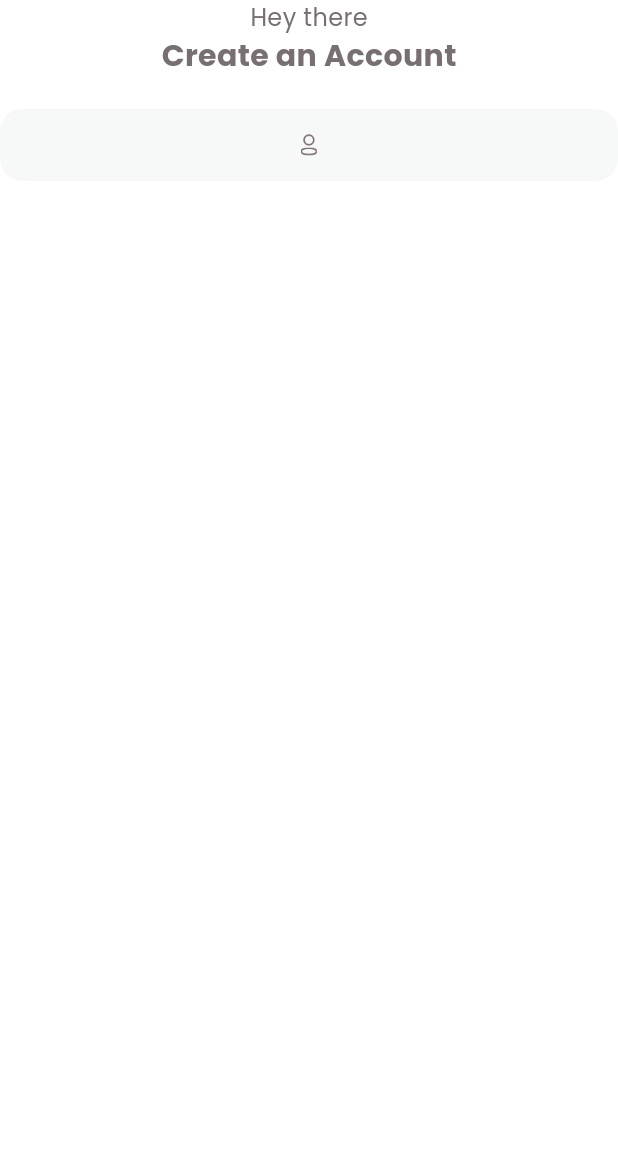
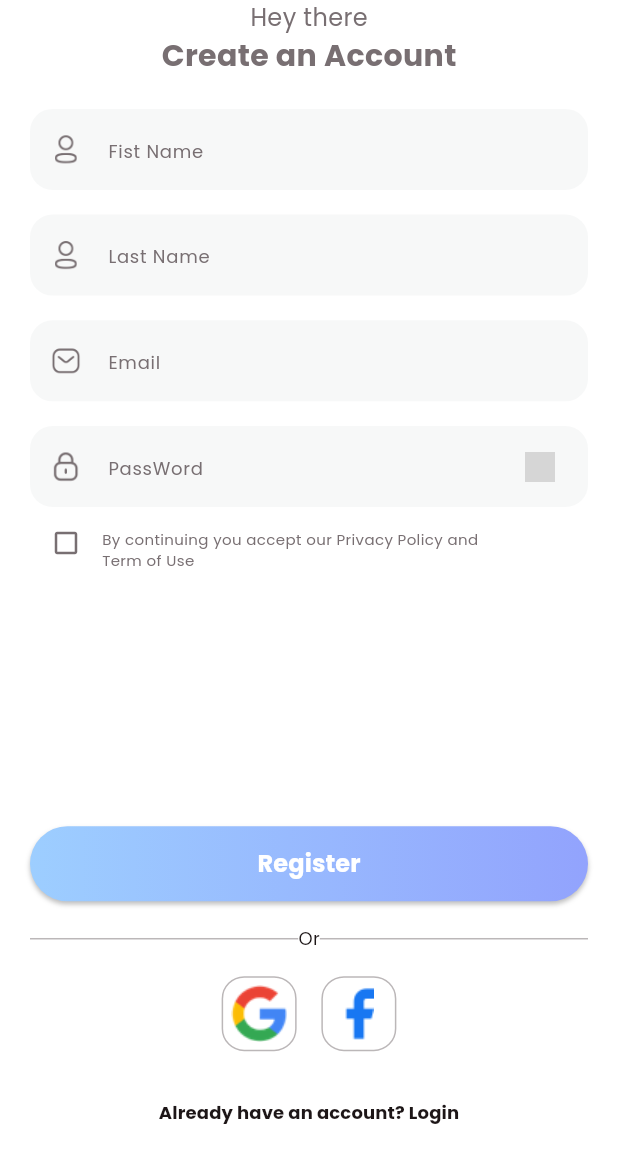
Before and after one commit to quanglp0310/Fitness, a Flutter app: the SignUpView screen opened directly, on a phone screen of 412 x 824 dp. Shown: the top 1163 px of the screen. Run offline on Flutter 3.47's test engine with Material 3 defaults, Android fonts, the phone set to English and light mode, and no system bars; grey boxes are pictures that could not be loaded.

Commit message:
update signup

```diff
--- a/lib/common_widget/round_button.dart
+++ b/lib/common_widget/round_button.dart
@@ -11,7 +11,7 @@ class RoundButton extends StatelessWidget {
   const RoundButton({
     super.key,
     required this.title,
-    this.type = RoundButtonType.textGradient,
+    this.type = RoundButtonType.bgGradient,
     required this.onPressed,
   });
 
--- /dev/null
+++ b/lib/common_widget/round_textfield.dart
@@ -0,0 +1,61 @@
+import 'package:fitness/common/colo_extension.dart';
+import 'package:flutter/material.dart';
+
+class RoundTextfield extends StatelessWidget {
+  final TextEditingController? controller;
+  final TextInputType? keyboardType;
+  final hintText;
+  final String icon;
+  final Widget? rightIcon;
+  final EdgeInsets? margin;
+  final bool obscureText;
+  const RoundTextfield({
+    super.key,
+    required this.hintText,
+    required this.icon,
+    this.controller,
+    this.margin,
+    this.keyboardType,
+    this.obscureText = false,
+    this.rightIcon,
+  });
+
+  @override
+  Widget build(BuildContext context) {
+    return Container(
+      margin: margin,
+      decoration: BoxDecoration(
+        color: TColor.lightGray,
+        borderRadius: BorderRadius.circular(15),
+      ),
+      child: TextField(
+        controller: controller,
+        keyboardType: TextInputType.none,
+        obscureText: obscureText,
+        decoration: InputDecoration(
+          contentPadding: const EdgeInsets.symmetric(
+            vertical: 15,
+            horizontal: 15,
+          ),
+          enabledBorder: InputBorder.none,
+          focusedBorder: InputBorder.none,
+          hintText: hintText,
+          suffixIcon: rightIcon,
+          prefixIcon: Container(
+            alignment: Alignment.center,
+            width: 20,
+            height: 20,
+            child: Image.asset(
+              icon,
+              width: 20,
+              height: 20,
+              fit: BoxFit.contain,
+              color: TColor.gray,
+            ),
+          ),
+          hintStyle: TextStyle(color: TColor.gray, fontSize: 12),
+        ),
+      ),
+    );
+  }
+}
--- a/lib/main.dart
+++ b/lib/main.dart
@@ -1,4 +1,5 @@
 import 'package:fitness/common/colo_extension.dart';
+import 'package:fitness/view/login/signup_view.dart';
 import 'package:fitness/view/on_boarding/on_boarding_view.dart';
 import 'package:fitness/view/on_boarding/started_view.dart';
 import 'package:flutter/material.dart';
@@ -20,7 +21,7 @@ class MyApp extends StatelessWidget {
         primaryColor: TColor.primaryColor1,
         fontFamily: "Poppins",
       ),
-      home: const StartedView(),
+      home: const SignUpView(),
     );
   }
 }
--- a/lib/view/login/signup_view.dart
+++ b/lib/view/login/signup_view.dart
@@ -1,4 +1,6 @@
 import 'package:fitness/common/colo_extension.dart';
+import 'package:fitness/common_widget/round_button.dart';
+import 'package:fitness/common_widget/round_textfield.dart';
 import 'package:flutter/material.dart';
 
 class SignUpView extends StatefulWidget {
@@ -9,12 +11,15 @@ class SignUpView extends StatefulWidget {
 }
 
 class _SignUpViewState extends State<SignUpView> {
+  bool isCheck = false;
   @override
   Widget build(BuildContext context) {
     var media = MediaQuery.of(context).size;
     return Scaffold(
       backgroundColor: TColor.white,
       body: SingleChildScrollView(
+        child: Padding(
+          padding: const EdgeInsets.symmetric(horizontal: 20),
           child: Column(
             crossAxisAlignment: CrossAxisAlignment.center,
             children: [
@@ -31,35 +36,153 @@ class _SignUpViewState extends State<SignUpView> {
                 ),
               ),
               SizedBox(height: media.width * 0.05),
-            Container(
-              decoration: BoxDecoration(
-                color: TColor.lightGray,
-                borderRadius: BorderRadius.circular(15),
+              const RoundTextfield(
+                hintText: 'Fist Name',
+                icon: 'assets/img/user_text.png',
               ),
-              child: TextField(
-                decoration: InputDecoration(
-                  contentPadding: const EdgeInsets.symmetric(
-                    vertical: 4,
-                    horizontal: 15,
+              SizedBox(height: media.width * 0.04),
+              const RoundTextfield(
+                hintText: 'Last Name',
+                icon: 'assets/img/user_text.png',
               ),
-                  enabledBorder: InputBorder.none,
-                  focusedBorder: InputBorder.none,
-                  hintText: "Fist Name",
-                  prefixIcon: Container(
+              SizedBox(height: media.width * 0.04),
+              const RoundTextfield(
+                hintText: 'Email ',
+                icon: 'assets/img/email.png',
+                keyboardType: TextInputType.emailAddress,
+              ),
+              SizedBox(height: media.width * 0.04),
+              RoundTextfield(
+                hintText: 'PassWord',
+                icon: 'assets/img/lock.png',
+                obscureText: true,
+                rightIcon: TextButton(
+                  onPressed: () {},
+                  child: Container(
                     alignment: Alignment.center,
+                    width: 20,
+                    height: 20,
                     child: Image.asset(
-                      "assets/img/user_text.png",
-                      width: 15,
-                      height: 15,
+                      "asset/img/show_password",
+                      width: 20,
+                      height: 20,
                       fit: BoxFit.contain,
+                      color: TColor.gray,
                     ),
                   ),
-                  hintStyle: TextStyle(color: TColor.gray, fontSize: 16),
+                ),
+              ),
+              Row(
+                children: [
+                  IconButton(
+                    onPressed: () {
+                      setState(() {
+                        isCheck = !isCheck;
+                      });
+                    },
+                    icon: Icon(
+                      isCheck
+                          ? Icons.check_box_outlined
+                          : Icons.check_box_outline_blank,
+                      color: TColor.gray,
+                      size: 20,
+                    ),
+                  ),
+                  Padding(
+                    padding: const EdgeInsets.only(top: 8),
+                    child: Expanded(
+                      child: Text(
+                        "By continuing you accept our Privacy Policy and\nTerm of Use",
+                        style: TextStyle(color: TColor.gray, fontSize: 10),
                       ),
                     ),
                   ),
                 ],
               ),
+              SizedBox(height: media.width * 0.4),
+              RoundButton(title: "Register", onPressed: () {}),
+              SizedBox(height: media.width * 0.04),
+              Row(
+                children: [
+                  Expanded(
+                    child: Container(
+                      height: 1,
+                      color: TColor.gray.withOpacity(0.5),
+                    ),
+                  ),
+                  Text(
+                    "Or",
+                    style: TextStyle(color: TColor.black, fontSize: 12),
+                  ),
+                  Expanded(
+                    child: Container(
+                      height: 1,
+                      color: TColor.gray.withOpacity(0.5),
+                    ),
+                  ),
+                ],
+              ),
+              SizedBox(height: media.width * 0.04),
+              Row(
+                mainAxisAlignment: MainAxisAlignment.center,
+                children: [
+                  GestureDetector(
+                    onTap: () {},
+                    child: Container(
+                      width: 50,
+                      height: 50,
+                      alignment: Alignment.center,
+                      decoration: BoxDecoration(
+                        color: TColor.white,
+                        border: Border.all(
+                          width: 1,
+                          color: TColor.gray.withOpacity(0.5),
+                        ),
+                        borderRadius: BorderRadius.circular(15),
+                      ),
+                      child: Image.asset("assets/img/google.png"),
+                    ),
+                  ),
+                  SizedBox(width: media.width * 0.04),
+                  GestureDetector(
+                    onTap: () {},
+                    child: Container(
+                      width: 50,
+                      height: 50,
+                      alignment: Alignment.center,
+                      decoration: BoxDecoration(
+                        color: TColor.white,
+                        border: Border.all(
+                          width: 1,
+                          color: TColor.gray.withOpacity(0.5),
+                        ),
+                        borderRadius: BorderRadius.circular(15),
+                      ),
+                      child: Image.asset("assets/img/facebook.png"),
+                    ),
+                  ),
+                ],
+              ),
+              SizedBox(height: media.width * 0.04),
+              TextButton(
+                onPressed: () {},
+                child: Row(
+                  mainAxisSize: MainAxisSize.min, // Chiếm đúng nội dung
+                  children: [
+                    Text(
+                      "Already have an account? Login",
+                      style: TextStyle(
+                        color: TColor.black,
+                        fontSize: 12,
+                        fontWeight: FontWeight.w700,
+                      ),
+                    ),
+                  ],
+                ),
+              ),
+            ],
+          ),
+        ),
       ),
     );
   }
```
Also changed, not shown: assets/img/facebook.png (added), assets/img/google.png (added), assets/img/show_password.png (added). Lines whose indentation alone changed are shown as unchanged.
